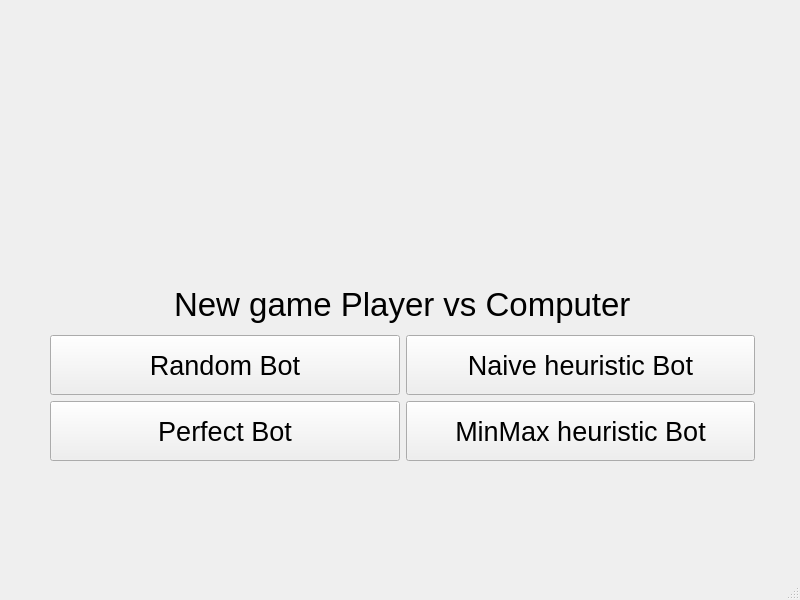
This is src/forms/ChooseBotWindow.ui in wshknmt/Connect-4 as Qt 5 draws it before an edit. The edited form follows.
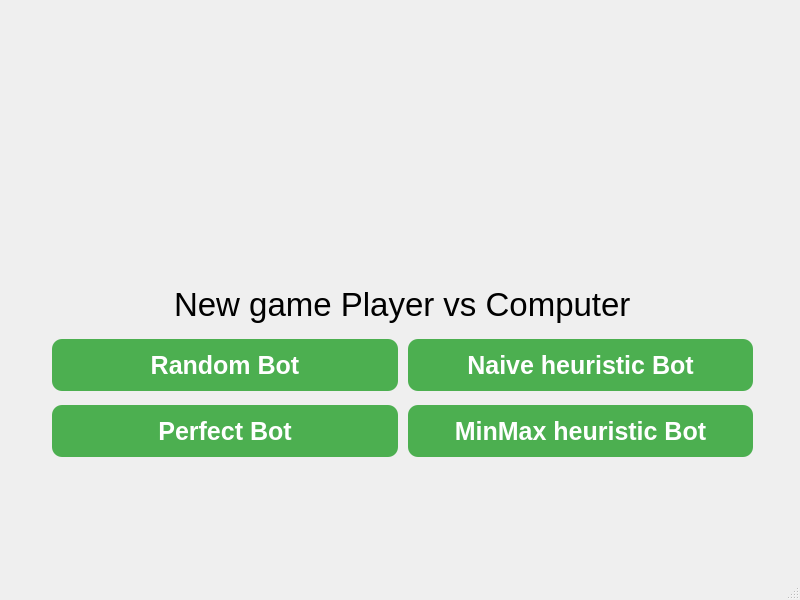
This is the edited form. Icons and pictures are not drawn.

Patch:
```diff
--- a/src/forms/ChooseBotWindow.ui
+++ b/src/forms/ChooseBotWindow.ui
@@ -10,6 +10,18 @@
     <height>600</height>
    </rect>
   </property>
+  <property name="minimumSize">
+   <size>
+    <width>800</width>
+    <height>600</height>
+   </size>
+  </property>
+  <property name="maximumSize">
+   <size>
+    <width>800</width>
+    <height>600</height>
+   </size>
+  </property>
   <property name="windowTitle">
    <string>MainWindow</string>
   </property>
@@ -90,9 +102,34 @@
            </property>
            <property name="font">
             <font>
-             <pointsize>20</pointsize>
+             <pointsize>-1</pointsize>
+             <bold>true</bold>
+             <underline>false</underline>
+             <strikeout>false</strikeout>
             </font>
            </property>
+           <property name="styleSheet">
+            <string notr="true">QPushButton {
+	background-color: #4CAF50;
+	border: none;
+	color: white;
+	padding: 10px 32px;
+	text-align: center;
+	text-decoration: none;
+	display: inline-block;
+	font-size: 25px;
+	font-weight: bold;
+	margin: 4px 2px;
+	cursor: pointer;
+	border-radius: 10px;
+}
+QPushButton:hover {
+	background-color: #45a049;
+}
+QPushButton:pressed {
+	background-color: #3e8e41;
+}</string>
+           </property>
            <property name="text">
             <string>Random Bot</string>
            </property>
@@ -111,9 +148,34 @@
            </property>
            <property name="font">
             <font>
-             <pointsize>20</pointsize>
+             <pointsize>-1</pointsize>
+             <bold>true</bold>
+             <underline>false</underline>
+             <strikeout>false</strikeout>
             </font>
            </property>
+           <property name="styleSheet">
+            <string notr="true">QPushButton {
+	background-color: #4CAF50;
+	border: none;
+	color: white;
+	padding: 10px 32px;
+	text-align: center;
+	text-decoration: none;
+	display: inline-block;
+	font-size: 25px;
+	font-weight: bold;
+	margin: 4px 2px;
+	cursor: pointer;
+	border-radius: 10px;
+}
+QPushButton:hover {
+	background-color: #45a049;
+}
+QPushButton:pressed {
+	background-color: #3e8e41;
+}</string>
+           </property>
            <property name="text">
             <string>Perfect Bot</string>
            </property>
@@ -136,9 +198,34 @@
            </property>
            <property name="font">
             <font>
-             <pointsize>20</pointsize>
+             <pointsize>-1</pointsize>
+             <bold>true</bold>
+             <underline>false</underline>
+             <strikeout>false</strikeout>
             </font>
            </property>
+           <property name="styleSheet">
+            <string notr="true">QPushButton {
+	background-color: #4CAF50;
+	border: none;
+	color: white;
+	padding: 10px 32px;
+	text-align: center;
+	text-decoration: none;
+	display: inline-block;
+	font-size: 25px;
+	font-weight: bold;
+	margin: 4px 2px;
+	cursor: pointer;
+	border-radius: 10px;
+}
+QPushButton:hover {
+	background-color: #45a049;
+}
+QPushButton:pressed {
+	background-color: #3e8e41;
+}</string>
+           </property>
            <property name="text">
             <string>Naive heuristic Bot</string>
            </property>
@@ -157,9 +244,34 @@
            </property>
            <property name="font">
             <font>
-             <pointsize>20</pointsize>
+             <pointsize>-1</pointsize>
+             <bold>true</bold>
+             <underline>false</underline>
+             <strikeout>false</strikeout>
             </font>
            </property>
+           <property name="styleSheet">
+            <string notr="true">QPushButton {
+	background-color: #4CAF50;
+	border: none;
+	color: white;
+	padding: 10px 32px;
+	text-align: center;
+	text-decoration: none;
+	display: inline-block;
+	font-size: 25px;
+	font-weight: bold;
+	margin: 4px 2px;
+	cursor: pointer;
+	border-radius: 10px;
+}
+QPushButton:hover {
+	background-color: #45a049;
+}
+QPushButton:pressed {
+	background-color: #3e8e41;
+}</string>
+           </property>
            <property name="text">
             <string>MinMax heuristic Bot</string>
            </property>
```
Left out of the diff: 10 changed lines with no effect on the pictures.
